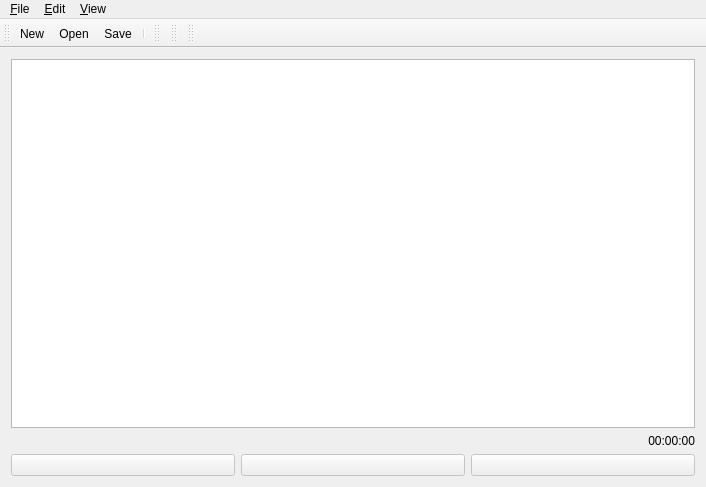
Before: the Qt Designer form mainwindow.ui in MJAS1/vidman, drawn with Qt 5.
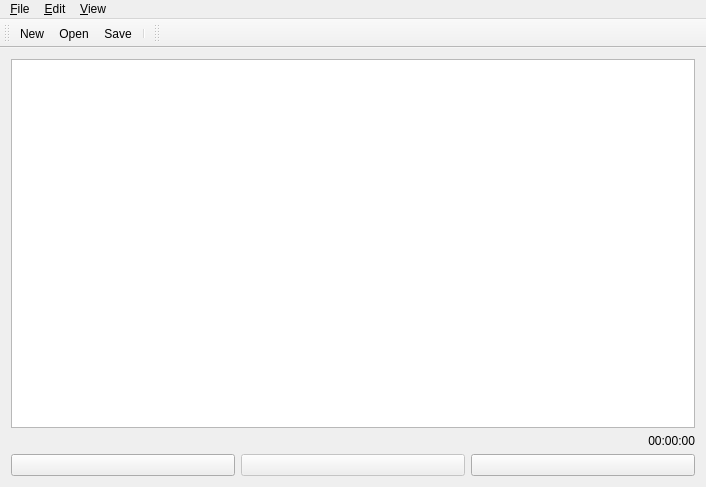
After: the same form once the commit is applied. Icons and pictures are not drawn. Custom widgets are drawn as their Qt base class.

Commit message: Fixed a few issues. onDrawFrame was hanging on mutex, videodialog now created after mainwindow ui is initialized.

Diff of the .ui file:
```diff
--- a/mainwindow.ui
+++ b/mainwindow.ui
@@ -40,7 +40,7 @@
       <item>
        <widget class="QPushButton" name="startButton">
         <property name="enabled">
-         <bool>false</bool>
+         <bool>true</bool>
         </property>
         <property name="toolTip">
          <string>Play</string>
@@ -88,7 +88,7 @@
       <item>
        <widget class="QPushButton" name="recButton">
         <property name="enabled">
-         <bool>false</bool>
+         <bool>true</bool>
         </property>
         <property name="toolTip">
          <string>Record</string>
@@ -186,28 +186,6 @@
     <bool>false</bool>
    </attribute>
   </widget>
-  <widget class="QToolBar" name="toolBar_2">
-   <property name="windowTitle">
-    <string>toolBar_2</string>
-   </property>
-   <attribute name="toolBarArea">
-    <enum>TopToolBarArea</enum>
-   </attribute>
-   <attribute name="toolBarBreak">
-    <bool>false</bool>
-   </attribute>
-  </widget>
-  <widget class="QToolBar" name="toolBar_3">
-   <property name="windowTitle">
-    <string>toolBar_3</string>
-   </property>
-   <attribute name="toolBarArea">
-    <enum>TopToolBarArea</enum>
-   </attribute>
-   <attribute name="toolBarBreak">
-    <bool>false</bool>
-   </attribute>
-  </widget>
   <action name="actionOpen">
    <property name="icon">
     <iconset theme="document-open">
```
The commit also changes 6 other files.
